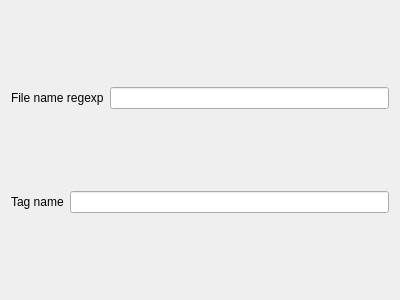
Qt form runtime/webextractor/plugins/autotag/kcm.ui (KDE/nepomuk-web-extractor) before a commit.
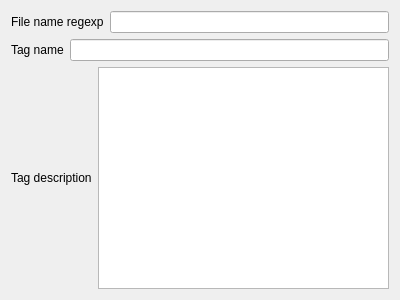
The same form after that commit. Custom widgets are drawn as their Qt base class.

Diff of the .ui file:
```diff
--- a/runtime/webextractor/plugins/autotag/kcm.ui
+++ b/runtime/webextractor/plugins/autotag/kcm.ui
@@ -39,8 +39,29 @@
      </item>
     </layout>
    </item>
+   <item>
+    <layout class="QHBoxLayout" name="horizontalLayout_3">
+     <item>
+      <widget class="QLabel" name="label_3">
+       <property name="text">
+        <string>Tag description</string>
+       </property>
+      </widget>
+     </item>
+     <item>
+      <widget class="KTextEdit" name="descriptionTextEdit"/>
+     </item>
+    </layout>
+   </item>
   </layout>
  </widget>
+ <customwidgets>
+  <customwidget>
+   <class>KTextEdit</class>
+   <extends>QTextEdit</extends>
+   <header>ktextedit.h</header>
+  </customwidget>
+ </customwidgets>
  <resources/>
  <connections/>
 </ui>
```
